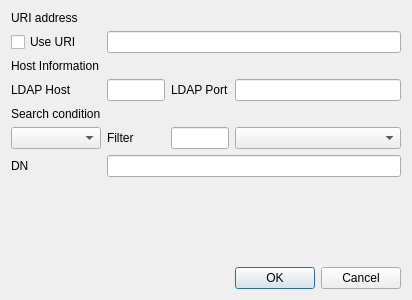
The window that CAMan/get_ldap_dlg.ui (jykim74/CertMan) describes before a commit, drawn with Qt 5.
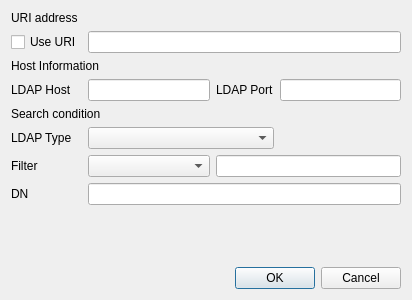
The same window after the commit.

```diff
--- a/CAMan/get_ldap_dlg.ui
+++ b/CAMan/get_ldap_dlg.ui
@@ -14,22 +14,6 @@
    <string>Dialog</string>
   </property>
   <layout class="QGridLayout" name="gridLayout">
-   <item row="6" column="1" colspan="3">
-    <widget class="QLineEdit" name="mDNText"/>
-   </item>
-   <item row="3" column="0">
-    <widget class="QLabel" name="label_3">
-     <property name="text">
-      <string>LDAP Host</string>
-     </property>
-    </widget>
-   </item>
-   <item row="3" column="1">
-    <widget class="QLineEdit" name="mLDAPHostText"/>
-   </item>
-   <item row="3" column="3">
-    <widget class="QLineEdit" name="mLDAPPortText"/>
-   </item>
    <item row="1" column="0">
     <widget class="QCheckBox" name="mUseURICheck">
      <property name="text">
@@ -37,25 +21,6 @@
      </property>
     </widget>
    </item>
-   <item row="5" column="0">
-    <widget class="QComboBox" name="mSearchCombo"/>
-   </item>
-   <item row="2" column="0">
-    <widget class="QLabel" name="label_2">
-     <property name="text">
-      <string>Host Information</string>
-     </property>
-    </widget>
-   </item>
-   <item row="5" column="2">
-    <widget class="QLineEdit" name="mFilterText"/>
-   </item>
-   <item row="5" column="3">
-    <widget class="QComboBox" name="mFilterCombo"/>
-   </item>
-   <item row="1" column="1" colspan="3">
-    <widget class="QLineEdit" name="mURIText"/>
-   </item>
    <item row="3" column="2">
     <widget class="QLabel" name="label_4">
      <property name="text">
@@ -63,35 +28,38 @@
      </property>
     </widget>
    </item>
-   <item row="0" column="0">
-    <widget class="QLabel" name="label">
+   <item row="2" column="0" colspan="2">
+    <widget class="QLabel" name="label_2">
      <property name="text">
-      <string>URI address</string>
+      <string>Host Information</string>
      </property>
     </widget>
    </item>
-   <item row="4" column="0">
-    <widget class="QLabel" name="label_5">
-     <property name="text">
-      <string>Search condition</string>
-     </property>
-    </widget>
+   <item row="5" column="1" colspan="2">
+    <widget class="QComboBox" name="mSearchCombo"/>
    </item>
-   <item row="5" column="1">
-    <widget class="QLabel" name="label_6">
-     <property name="text">
-      <string>Filter</string>
-     </property>
-    </widget>
-   </item>
-   <item row="6" column="0">
+   <item row="8" column="0">
     <widget class="QLabel" name="label_7">
      <property name="text">
       <string>DN</string>
      </property>
     </widget>
    </item>
-   <item row="8" column="3">
+   <item row="3" column="0">
+    <widget class="QLabel" name="label_3">
+     <property name="text">
+      <string>LDAP Host</string>
+     </property>
+    </widget>
+   </item>
+   <item row="4" column="0" colspan="2">
+    <widget class="QLabel" name="label_5">
+     <property name="text">
+      <string>Search condition</string>
+     </property>
+    </widget>
+   </item>
+   <item row="10" column="2" colspan="2">
     <widget class="QDialogButtonBox" name="buttonBox">
      <property name="orientation">
       <enum>Qt::Horizontal</enum>
@@ -101,7 +69,37 @@
      </property>
     </widget>
    </item>
+   <item row="5" column="0">
+    <widget class="QLabel" name="label_8">
+     <property name="text">
+      <string>LDAP Type</string>
+     </property>
+    </widget>
+   </item>
+   <item row="8" column="1" colspan="3">
+    <widget class="QLineEdit" name="mDNText"/>
+   </item>
+   <item row="3" column="1">
+    <widget class="QLineEdit" name="mLDAPHostText"/>
+   </item>
+   <item row="0" column="0" colspan="2">
+    <widget class="QLabel" name="label">
+     <property name="text">
+      <string>URI address</string>
+     </property>
+    </widget>
+   </item>
    <item row="7" column="0">
+    <widget class="QLabel" name="label_6">
+     <property name="text">
+      <string>Filter</string>
+     </property>
+    </widget>
+   </item>
+   <item row="1" column="1" colspan="3">
+    <widget class="QLineEdit" name="mURIText"/>
+   </item>
+   <item row="9" column="0">
     <spacer name="verticalSpacer">
      <property name="orientation">
       <enum>Qt::Vertical</enum>
@@ -114,6 +112,15 @@
      </property>
     </spacer>
    </item>
+   <item row="3" column="3">
+    <widget class="QLineEdit" name="mLDAPPortText"/>
+   </item>
+   <item row="7" column="1">
+    <widget class="QComboBox" name="mFilterCombo"/>
+   </item>
+   <item row="7" column="2" colspan="2">
+    <widget class="QLineEdit" name="mFilterText"/>
+   </item>
   </layout>
  </widget>
  <resources/>
```
